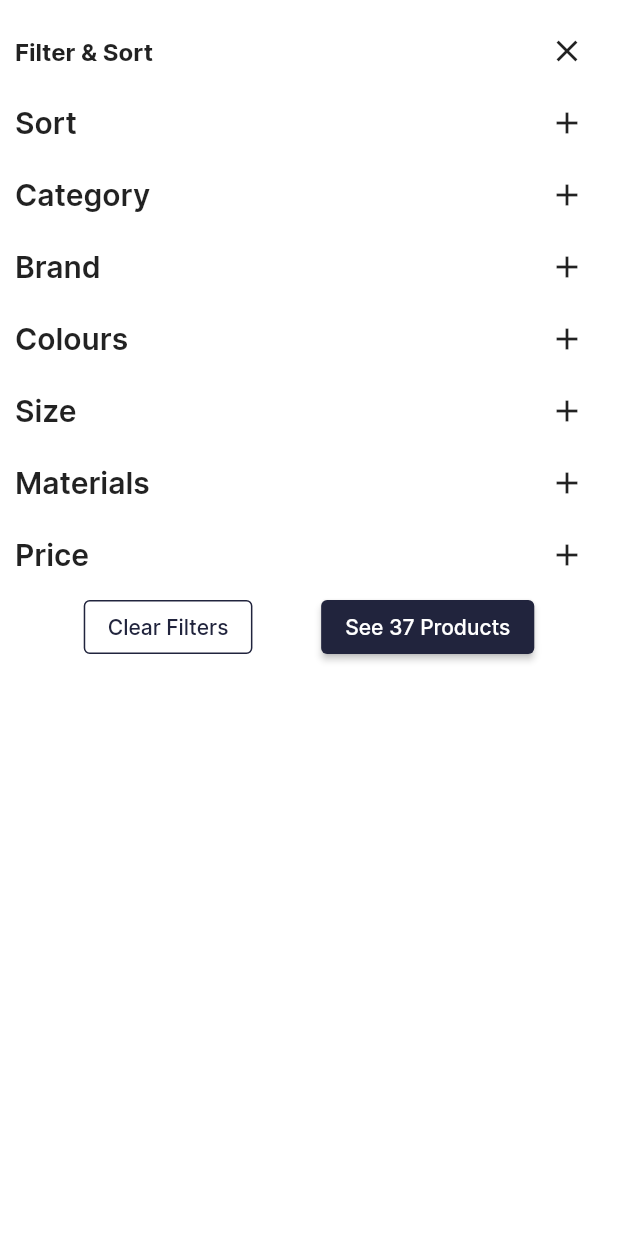
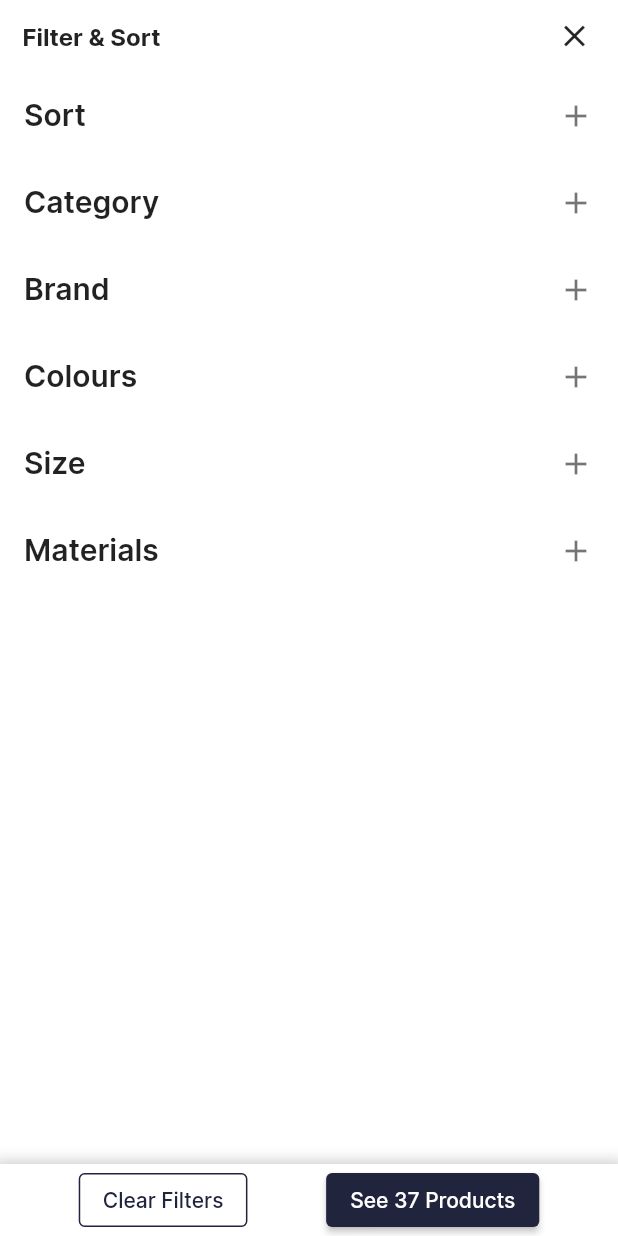
Before and after one commit to algolia/flutter-ecom-ui-template, a Flutter app: the FiltersScreen widget shown alone on an empty page, opened directly, on a phone screen of 412 x 824 dp. Run offline on Flutter 3.47's test engine with Material 2 defaults, Android fonts, the phone set to English and light mode, and no system bars; our stand-ins replace infinite_scroll_pagination, rxdart; missing offline and left inert: algolia, algolia_helper_flutter; statements that could not run were skipped.

Commit message:
filters screen layout

```diff
--- a/lib/ui/screens/filters/filters_screen.dart
+++ b/lib/ui/screens/filters/filters_screen.dart
@@ -10,13 +10,22 @@ class FiltersScreen extends StatefulWidget {
 }
 
 class _FiltersScreenState extends State<FiltersScreen> {
+  final _filters = <String, List<String>>{
+    'Sort': ['Price increasing', 'Most Popular', 'Alphabetically'],
+    'Category': ['Shoes', 'Clothes'],
+    'Brand': ['Samsung', 'Apple', 'Sony'],
+    'Colours': ['Red', 'Green', 'Blue'],
+    'Size': ['S', 'M', 'L'],
+    'Materials': ['Leather', 'Cotton', 'Viscose'],
+  };
+
   @override
   Widget build(BuildContext context) {
-    return Padding(
-        padding: const EdgeInsets.all(10),
-        child: Column(
+    return Column(
       children: [
-            Row(
+        Padding(
+          padding: const EdgeInsets.only(left: 15, right: 5),
+          child: Row(
             children: [
               const Text(
                 "Filter & Sort",
@@ -30,77 +39,53 @@ class _FiltersScreenState extends State<FiltersScreen> {
                   icon: const Icon(Icons.close))
             ],
           ),
-            Row(
+        ),
+        Expanded(
+          child: ListView.builder(
+            scrollDirection: Axis.vertical,
+            shrinkWrap: true,
+            itemBuilder: (context, index) {
+              final filter = _filters.entries.toList()[index];
+              final name = filter.key;
+              final values = filter.value;
+              return ExpansionTile(
+                title: Text(
+                  name,
+                  style: const TextStyle(
+                      fontSize: 20, fontWeight: FontWeight.w600),
+                ),
+                trailing: const Icon(Icons.add),
                 children: [
-                const Text(
-                  "Sort",
-                  style: TextStyle(fontSize: 20, fontWeight: FontWeight.w600),
+                  ListView.builder(
+                    scrollDirection: Axis.vertical,
+                    shrinkWrap: true,
+                    itemBuilder: (context, index) {
+                      return ListTile(
+                        title: Text(values[index]),
+                      );
+                    },
+                    itemCount: values.length,
+                  )
+                ],
+              );
+            },
+            itemCount: _filters.length,
           ),
-                const Spacer(),
-                IconButton(onPressed: () {}, icon: const Icon(Icons.add))
+        ),
+        Container(
+          decoration: BoxDecoration(
+            color: Colors.white,
+            boxShadow: [
+              BoxShadow(
+                color: Colors.grey.withOpacity(0.5),
+                spreadRadius: 5,
+                blurRadius: 7,
+                offset: const Offset(0, 3), // changes position of shadow
+              ),
             ],
           ),
-            Row(
-              children: [
-                const Text(
-                  "Category",
-                  style: TextStyle(fontSize: 20, fontWeight: FontWeight.w600),
-                ),
-                const Spacer(),
-                IconButton(onPressed: () {}, icon: const Icon(Icons.add))
-              ],
-            ),
-            Row(
-              children: [
-                const Text(
-                  "Brand",
-                  style: TextStyle(fontSize: 20, fontWeight: FontWeight.w600),
-                ),
-                const Spacer(),
-                IconButton(onPressed: () {}, icon: const Icon(Icons.add))
-              ],
-            ),
-            Row(
-              children: [
-                const Text(
-                  "Colours",
-                  style: TextStyle(fontSize: 20, fontWeight: FontWeight.w600),
-                ),
-                const Spacer(),
-                IconButton(onPressed: () {}, icon: const Icon(Icons.add))
-              ],
-            ),
-            Row(
-              children: [
-                const Text(
-                  "Size",
-                  style: TextStyle(fontSize: 20, fontWeight: FontWeight.w600),
-                ),
-                const Spacer(),
-                IconButton(onPressed: () {}, icon: const Icon(Icons.add))
-              ],
-            ),
-            Row(
-              children: [
-                const Text(
-                  "Materials",
-                  style: TextStyle(fontSize: 20, fontWeight: FontWeight.w600),
-                ),
-                const Spacer(),
-                IconButton(onPressed: () {}, icon: const Icon(Icons.add))
-              ],
-            ),
-            Row(
-              children: [
-                const Text(
-                  "Price",
-                  style: TextStyle(fontSize: 20, fontWeight: FontWeight.w600),
-                ),
-                const Spacer(),
-                IconButton(onPressed: () {}, icon: const Icon(Icons.add))
-              ],
-            ),
-            Row(
+          child: SafeArea(
+              child: Row(
             children: [
               const Spacer(),
               OutlinedButton(
@@ -124,8 +109,9 @@ class _FiltersScreenState extends State<FiltersScreen> {
                   child: const Text("See 37 Products")),
               const Spacer(),
             ],
-            )
+          )),
+        ),
       ],
-        ));
+    );
   }
 }
```
Lines whose indentation alone changed are shown as unchanged.
